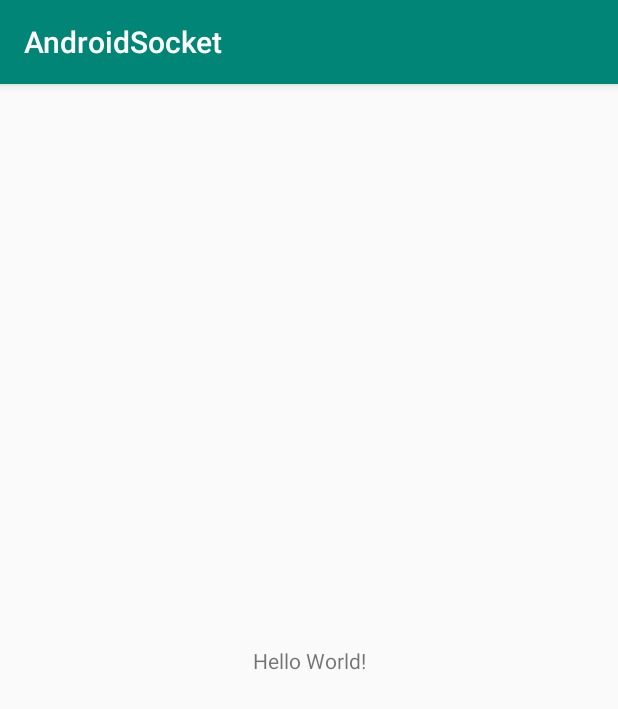
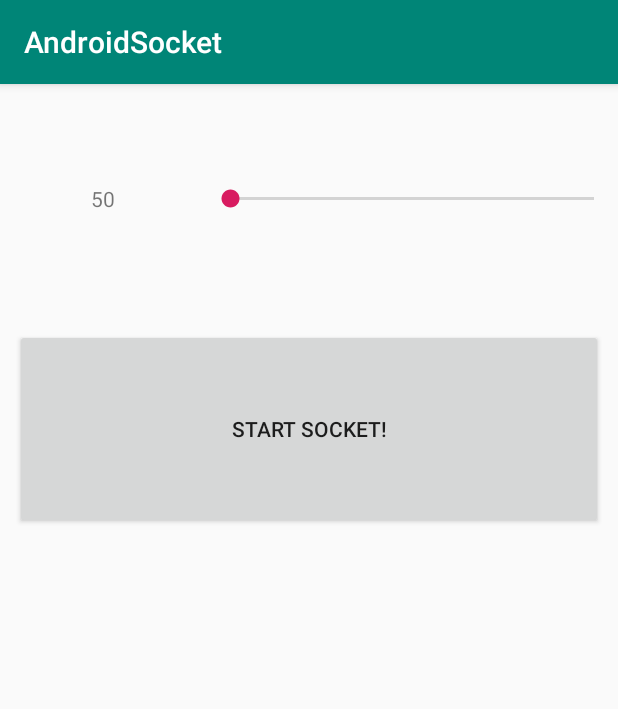
Before and after one commit to webinstruments/AndroidServer, an Android app: the screen it shows after launch (MainActivity), on a phone screen of 412 x 824 dp. Shown: the top 709 px of the screen. Run offline under Robolectric (Android 15) with nearby library versions, the phone set to English and light mode, and no system bars.

Commit message:
Start interface basic implementation

```diff
--- a/app/src/main/java/org/androidsocket/MainActivity.java
+++ b/app/src/main/java/org/androidsocket/MainActivity.java
@@ -1,32 +1,127 @@
 package org.androidsocket;
 
+import android.app.Activity;
 import android.support.v7.app.AppCompatActivity;
 import android.os.Bundle;
+import android.view.View;
+import android.widget.Button;
+import android.widget.SeekBar;
+import android.widget.TextView;
 
 import org.logging.LogManager;
 import org.logging.LogcatLogger;
 
+import java.util.ArrayList;
+
 public class MainActivity extends AppCompatActivity {
-    Server s = new Server(12345);
 
     @Override
     protected void onCreate(Bundle savedInstanceState) {
         super.onCreate(savedInstanceState);
         setContentView(R.layout.activity_main);
 
+        PollSlider ps = new PollSlider((SeekBar) this.findViewById(R.id.sliderPoll),
+                (TextView) this.findViewById(R.id.tvPoll), 10,
+                this.sliderValues, 0, this);
+
+        StartButton b = new StartButton((Button) this.findViewById(R.id.btnStartServer), this);
+
         LogManager.setLogger(new LogcatLogger());
-        s.setReuseAddr(true);
-        s.start();
+        this.server = new Server(12345, ps.getValue());
+        this.server.setReuseAddr(true);
     }
 
-    @Override
-    protected void onPause() {
-        super.onPause();
-        LogManager.getLogger().info("Stopping Server");
-        try {
-            s.stop(1000);
-        } catch (InterruptedException e) {
-            e.printStackTrace();
+    public void startServer() {
+        this.server.start();
+    }
+
+    public void stopServer() {
+        this.server.stop();
+    }
+
+    public void setPollingInterval(int value) {
+        this.server.setTimeout(value);
+    }
+
+    public Boolean isServerRunning() {
+        return this.server.isRunning();
+    }
+
+    Activity activity;
+    final int[] sliderValues = {
+            50,
+            100,
+            500,
+            1000,
+            2000,
+            5000,
+            10000,
+            20000,
+            30000,
+            45000,
+            60000
+    };
+
+    class PollSlider implements SeekBar.OnSeekBarChangeListener {
+
+        public PollSlider(SeekBar slider, TextView output, int max, int[] sliderValues, int defaultStep, MainActivity parent) {
+            this.slider = slider;
+            this.output = output;
+            this.parent = parent;
+            this.values = sliderValues;
+            this.slider.setMax(max);
+            this.slider.setProgress(defaultStep);
+            this.displayText(this.values[defaultStep]);
+
+            this.slider.setOnSeekBarChangeListener(this);
         }
+
+        @Override
+        public void onProgressChanged(SeekBar seekBar, int i, boolean b) {
+            this.displayText(this.values[i]);
+        }
+
+        @Override
+        public void onStartTrackingTouch(SeekBar seekBar) {
+        }
+
+        @Override
+        public void onStopTrackingTouch(SeekBar seekBar) {
+            this.parent.setPollingInterval(this.getValue());
+        }
+
+        public int getValue() {
+            return this.values[this.slider.getProgress()];
+        }
+
+        private void displayText(int progress) {
+            this.output.setText(Integer.toString(progress));
+        }
+
+        SeekBar slider;
+        TextView output;
+        int[] values;
+        MainActivity parent;
     }
+
+    class StartButton implements View.OnClickListener {
+
+        public StartButton(Button b, MainActivity parent) {
+            this.button = b;
+            this.parent = parent;
+
+            this.button.setOnClickListener(this);
+        }
+
+        @Override
+        public void onClick(View view) {
+            parent.startServer();
+            this.button.setEnabled(false);
+        }
+
+        Button button;
+        MainActivity parent;
+    }
+
+    Server server;
 }
--- a/app/src/main/java/org/androidsocket/Polling.java
+++ b/app/src/main/java/org/androidsocket/Polling.java
@@ -1,4 +1,6 @@
 package org.androidsocket;
+
+import android.widget.SeekBar;
 
 import org.java_websocket.WebSocket;
 import org.java_websocket.server.WebSocketServer;
@@ -50,6 +52,10 @@ public class Polling implements Runnable {
         return this.stopped;
     }
 
+    public synchronized void changeTimeout(int value) {
+        this.timeOut = value;
+    }
+
     @Override
     public void run() {
         this.stopped = false;
@@ -66,6 +72,7 @@ public class Polling implements Runnable {
                 e.printStackTrace();
             }
         }
+        LogManager.getLogger().warning("Polling stopped");
     }
 
     private WebSocketServer server;
--- a/app/src/main/java/org/androidsocket/Server.java
+++ b/app/src/main/java/org/androidsocket/Server.java
@@ -8,6 +8,7 @@ import org.java_websocket.framing.Framedata;
 import org.java_websocket.handshake.ClientHandshake;
 import org.java_websocket.server.WebSocketServer;
 
+import java.io.IOException;
 import java.net.InetSocketAddress;
 import java.sql.Timestamp;
 import java.util.Iterator;
@@ -16,10 +17,33 @@ import java.util.List;
 import org.logging.LogManager;
 
 public class Server extends WebSocketServer {
-    public Server(int port) {
+    public Server(int port, int timeout) {
         super(new InetSocketAddress(port));
-        this.poll = new Polling(this, 1000);
+        this.poll = new Polling(this, timeout);
         this.pollThread = null;
+        this.stopped = true;
+    }
+
+    public void setTimeout(int value) {
+        this.setConnectionLostTimeout(value / 500);
+        this.poll.changeTimeout(value);
+    }
+
+    public Boolean isRunning() {
+        return !stopped;
+    }
+
+    @Override
+    public void stop() {
+        try {
+            super.stop();
+            this.stopped = true;
+            this.poll.stop();
+        } catch (IOException e) {
+            e.printStackTrace();
+        } catch (InterruptedException e) {
+            e.printStackTrace();
+        }
     }
 
     @Override
@@ -51,6 +75,7 @@ public class Server extends WebSocketServer {
     @Override
     public void onStart() {
         LogManager.getLogger().warning("Server started");
+        this.stopped = false;
         pollThread = new Thread(this.poll);
         pollThread.start();
     }
@@ -67,4 +92,5 @@ public class Server extends WebSocketServer {
 
     private Polling poll;
     private Thread pollThread;
+    private Boolean stopped;
 }
--- a/app/src/main/res/layout/activity_main.xml
+++ b/app/src/main/res/layout/activity_main.xml
@@ -1,18 +1,41 @@
 <?xml version="1.0" encoding="utf-8"?>
-<android.support.constraint.ConstraintLayout xmlns:android="http://schemas.android.com/apk/res/android"
-    xmlns:app="http://schemas.android.com/apk/res-auto"
+<LinearLayout xmlns:android="http://schemas.android.com/apk/res/android"
     xmlns:tools="http://schemas.android.com/tools"
     android:layout_width="match_parent"
     android:layout_height="match_parent"
+    android:weightSum="5"
+    android:orientation="vertical"
     tools:context=".MainActivity">
 
-    <TextView
-        android:layout_width="wrap_content"
-        android:layout_height="wrap_content"
-        android:text="Hello World!"
-        app:layout_constraintBottom_toBottomOf="parent"
-        app:layout_constraintLeft_toLeftOf="parent"
-        app:layout_constraintRight_toRightOf="parent"
-        app:layout_constraintTop_toTopOf="parent" />
+    <LinearLayout
+        android:layout_width="match_parent"
+        android:layout_height="0dp"
+        android:layout_weight="1"
+        android:orientation="horizontal"
+        android:weightSum="3">
+        <TextView
+            android:layout_width="0dp"
+            android:layout_height="match_parent"
+            android:layout_weight="1"
+            android:text="0"
+            android:gravity="center"
+            android:id="@+id/tvPoll"/>
+        <SeekBar
+            android:layout_width="0dp"
+            android:layout_height="match_parent"
+            android:layout_weight="2"
+            android:id="@+id/sliderPoll"/>
+    </LinearLayout>
 
-</android.support.constraint.ConstraintLayout>
+    <LinearLayout
+        android:layout_width="match_parent"
+        android:layout_height="0dp"
+        android:layout_weight="1">
+        <Button
+            android:layout_width="match_parent"
+            android:layout_height="match_parent"
+            android:text="@string/btn_start"
+            android:layout_margin="10dp"
+            android:id="@+id/btnStartServer"/>
+    </LinearLayout>
+</LinearLayout>
--- a/app/src/main/res/values/strings.xml
+++ b/app/src/main/res/values/strings.xml
@@ -1,3 +1,5 @@
 <resources>
     <string name="app_name">AndroidSocket</string>
+    <string name="btn_start">Start Socket!</string>
+    <string name="btn_stop">Stop Socket!</string>
 </resources>
```
